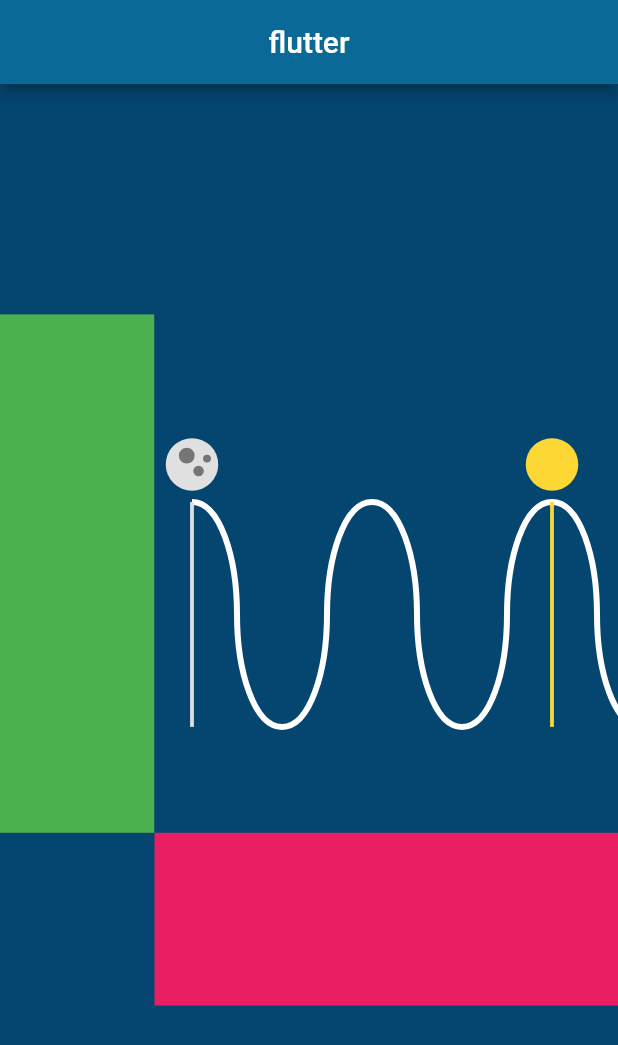
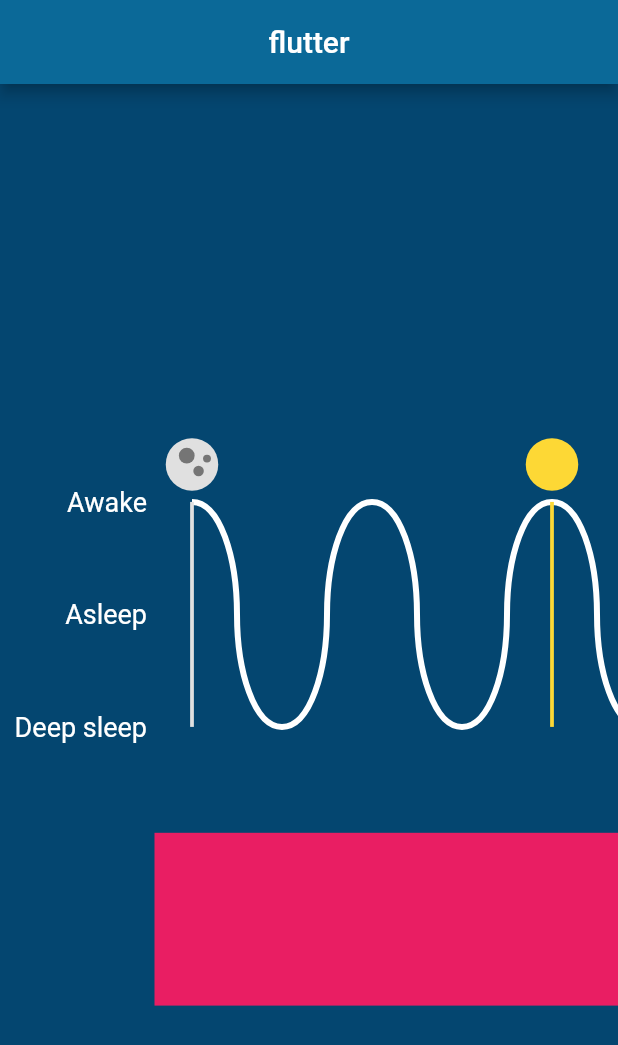
Before and after one commit to lilbroadam/graphical-sleep-calculator, a Flutter app: the screen it shows after launch, on a phone screen of 412 x 824 dp. Shown: the top 1045 px of the screen. Run offline on Flutter 3.47's test engine with Material 2 defaults, Android fonts, the phone set to English and light mode, and no system bars; our stand-ins replace fl_chart.

Commit message:
Paint REM level labels

```diff
--- a/lib/widgets/sleep_graph2/sleep_graph2.dart
+++ b/lib/widgets/sleep_graph2/sleep_graph2.dart
@@ -1,9 +1,11 @@
+import 'package:flutter/cupertino.dart';
+import 'package:flutter/material.dart';
 import 'package:flutter/gestures.dart';
-import 'package:flutter/material.dart';
 import 'package:flutter/rendering.dart';
 import 'package:graphsleepcalc/widgets/sleep_graph/sleep_graph_painter.dart';
 import 'package:graphsleepcalc/widgets/sleep_graph2/sleep_graph_painter2.dart';
 import 'package:graphsleepcalc/widgets/sleep_graph/hit_event/hit_event.dart';
+import 'package:graphsleepcalc/widgets/sleep_graph2/graph_context.dart';
 
 class SleepGraph2 extends StatelessWidget {
 
@@ -11,10 +13,10 @@ class SleepGraph2 extends StatelessWidget {
   Widget build(BuildContext context) {
     const FLEX_FACTOR = 3;
 
-    Widget a = Container(color: Colors.blue);
-    Widget b = Container(color: Colors.red);
-    Widget c = Container(color: Colors.purple);
-    Widget d = Container(color: Colors.orange);
+    SleepGraphLeaf sleepGraphLeaf = SleepGraphLeaf();
+    GraphContext graphContext = sleepGraphLeaf.graphContext;
+    Widget remLabels = RemLabels(graphContext);
+    Widget timeLabels = TimeLabels();
 
     return Container(
       child: Row(
@@ -23,7 +25,7 @@ class SleepGraph2 extends StatelessWidget {
             flex: 1,
             child: Column(
               children: [
-                Expanded(flex: FLEX_FACTOR, child: RemLabels()),
+                Expanded(flex: FLEX_FACTOR, child: remLabels),
                 Spacer(),
               ],
             ),
@@ -33,8 +35,8 @@ class SleepGraph2 extends StatelessWidget {
             child: Column(
               children: [
                 // Expanded(flex: FLEX_FACTOR, child: c),
-                Expanded(flex: FLEX_FACTOR, child: SleepGraphLeaf()),
-                Expanded(flex: 1, child: TimeLabels()),
+                Expanded(flex: FLEX_FACTOR, child: sleepGraphLeaf),
+                Expanded(flex: 1, child: timeLabels),
               ],
             ),
           ),
@@ -45,9 +47,13 @@ class SleepGraph2 extends StatelessWidget {
 }
 
 class SleepGraphLeaf extends LeafRenderObjectWidget {
+  RenderSleepGraph renderSleepGraph = RenderSleepGraph();
+
+  get graphContext => renderSleepGraph.graphContext;
+
   @override
   RenderSleepGraph createRenderObject(BuildContext context) {
-    return new RenderSleepGraph();
+    return renderSleepGraph;
   }
 }
 
@@ -55,6 +61,8 @@ class RenderSleepGraph extends RenderBox {
   SleepGraphPainter2 _painter;
   HorizontalDragGestureRecognizer _horizontalDragGesture; // TODO use 'late' keyword
   TapGestureRecognizer _tapGesture;
+
+  get graphContext => _painter.graphContext;
 
   RenderSleepGraph() {
     _painter = new SleepGraphPainter2();
@@ -116,10 +124,69 @@ class RenderSleepGraph extends RenderBox {
 }
 
 class RemLabels extends StatelessWidget {
+  final GraphContext _graphContext;
+
+  RemLabels(this._graphContext);
+
   @override
   Widget build(BuildContext context) {
-    return Container(color: Colors.green);
+    return CustomPaint(
+      child: Container(),
+      painter: RemLabelsPainter(_graphContext),
+    );
   }
+}
+
+class RemLabelsPainter extends CustomPainter {
+  GraphContext _graphContext;
+
+  RemLabelsPainter(this._graphContext);
+
+  @override
+  void paint(Canvas canvas, Size size) {
+    // final Paint p = Paint()
+    //     ..color = Colors.amber[200]
+    //     ..style = PaintingStyle.stroke
+    //     ..strokeWidth = 2.5;
+    // canvas.drawRect(Rect.fromLTWH(0, 0, size.width, size.height), p);
+
+    final double centerX = size.width / 2;
+    final double minY = _graphContext.sleepCycleMinY;
+    final double maxY = _graphContext.sleepCycleMaxY;
+    final Offset wakeOffset = Offset(centerX, minY);
+    final Offset asleepOffset = Offset(centerX, (maxY + minY) / 2);
+    final Offset deepSleepoffset = Offset(centerX, maxY);
+
+    _paintText(canvas, size, 'Awake', wakeOffset);
+    _paintText(canvas, size, 'Asleep', asleepOffset);
+    _paintText(canvas, size, 'Deep sleep', deepSleepoffset);
+  }
+
+  void _paintText(Canvas canvas, Size size, String text, Offset offset) {
+    final double textMargin = 5.0;
+    final TextStyle textStyle = TextStyle(
+      color: Colors.white, // TODO get from theme
+      fontSize: 18.0 // TODO make font size sacle
+    );
+
+    TextPainter textPainter = TextPainter(
+      text: TextSpan(
+        text: text,
+        style: textStyle,
+      ),
+      textDirection: TextDirection.rtl,
+    );
+
+    textPainter.layout();
+    Offset adjustedOffset = Offset(
+      size.width - textPainter.width - textMargin,
+      offset.dy - textPainter.height / 2);
+
+    textPainter.paint(canvas, adjustedOffset);
+  }
+
+  @override
+  bool shouldRepaint(CustomPainter old) => false; // TODO not sure what to do here
 }
 
 class TimeLabels extends StatelessWidget {
--- a/lib/widgets/sleep_graph2/sleep_graph_painter2.dart
+++ b/lib/widgets/sleep_graph2/sleep_graph_painter2.dart
@@ -11,7 +11,7 @@ import 'package:graphsleepcalc/widgets/sleep_graph/paintable/sentinel.dart'; //
 
 class SleepGraphPainter2 {
   ChartData _chartData; // TODO DELETE
-  GraphContext _graphContext;
+  GraphContext graphContext;
   Paint _backgroundPaint;
   Paint _sleepCyclePaint;
   SleepSentinel2 _sleepSentinel;
@@ -19,7 +19,7 @@ class SleepGraphPainter2 {
   List<Paintable2> _paintables = [];
 
   SleepGraphPainter2() {
-    _graphContext = GraphContext();
+    graphContext = GraphContext();
     _chartData = ChartData(borderWidth: 0.0, timeLabelMargin: 0.0, sleepLabelMargin: 0.0);
 
     _backgroundPaint = Paint()
@@ -30,15 +30,15 @@ class SleepGraphPainter2 {
       ..strokeWidth = 4.0
       ..style = PaintingStyle.stroke;
 
-    _sleepSentinel = SleepSentinel2(_graphContext);
-    _wakeSentinel = WakeSentinel2(_graphContext);
+    _sleepSentinel = SleepSentinel2(graphContext);
+    _wakeSentinel = WakeSentinel2(graphContext);
     _paintables.add(_sleepSentinel);
     _paintables.add(_wakeSentinel);
   }
 
   void paint(Canvas canvas, Size size) {
     _chartData.resize(size); // TODO DELETE
-    _graphContext.resize(size);
+    graphContext.resize(size);
 
     _paintBackground(canvas, size);
     _paintSleepCycle(canvas, size);
@@ -53,7 +53,7 @@ class SleepGraphPainter2 {
   }
 
   void _paintSleepCycle(Canvas canvas, Size size) {
-    canvas.drawPath(_graphContext.getFullSleepCyclePath(), _sleepCyclePaint);
+    canvas.drawPath(graphContext.getFullSleepCyclePath(), _sleepCyclePaint);
   }
 
   void _paintPaintables(Canvas canvas, Size size) {
```
